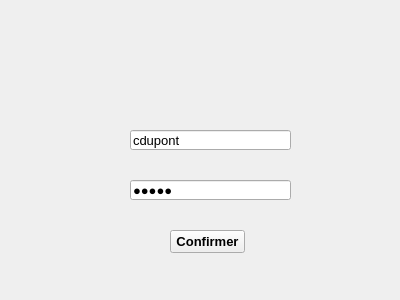
Before: the Qt Designer form Interface/Login.ui in ycamlad/GestionDeVol, drawn with Qt 5.
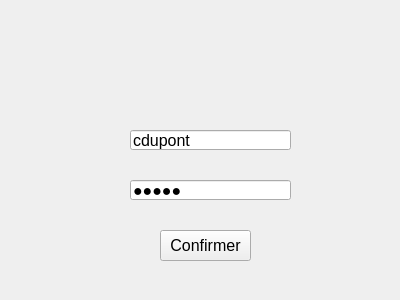
After: the same form once the commit is applied. Icons and pictures are not drawn.

Diff of the .ui file:
```diff
--- a/Interface/Login.ui
+++ b/Interface/Login.ui
@@ -38,6 +38,16 @@
      <height>20</height>
     </rect>
    </property>
+   <property name="font">
+    <font>
+     <pointsize>12</pointsize>
+     <weight>50</weight>
+     <italic>false</italic>
+     <bold>false</bold>
+     <underline>false</underline>
+     <kerning>true</kerning>
+    </font>
+   </property>
    <property name="text">
     <string>cdupont</string>
    </property>
@@ -54,6 +64,16 @@
      <height>20</height>
     </rect>
    </property>
+   <property name="font">
+    <font>
+     <pointsize>12</pointsize>
+     <weight>50</weight>
+     <italic>false</italic>
+     <bold>false</bold>
+     <underline>false</underline>
+     <kerning>true</kerning>
+    </font>
+   </property>
    <property name="text">
     <string>12345</string>
    </property>
@@ -92,18 +112,18 @@
   <widget class="QPushButton" name="pushButtonConfirmer">
    <property name="geometry">
     <rect>
-     <x>170</x>
+     <x>160</x>
      <y>230</y>
-     <width>75</width>
-     <height>23</height>
+     <width>91</width>
+     <height>31</height>
     </rect>
    </property>
    <property name="font">
     <font>
-     <pointsize>10</pointsize>
-     <weight>75</weight>
+     <pointsize>12</pointsize>
+     <weight>50</weight>
      <italic>false</italic>
-     <bold>true</bold>
+     <bold>false</bold>
      <underline>false</underline>
      <kerning>true</kerning>
     </font>
```
